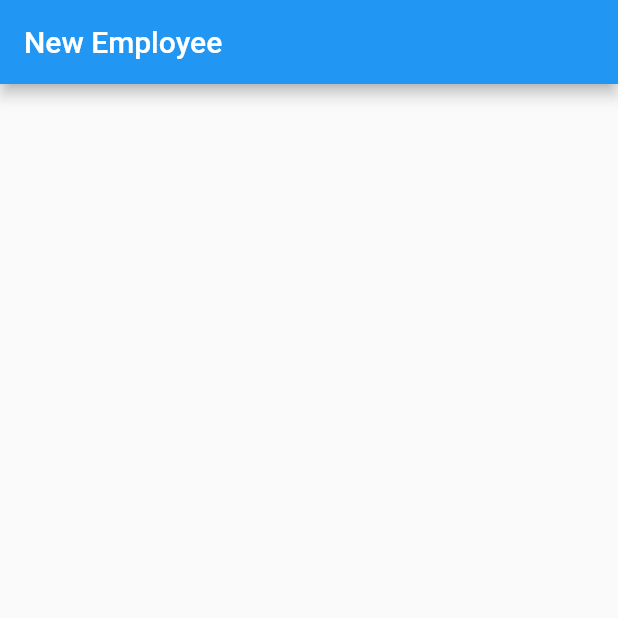
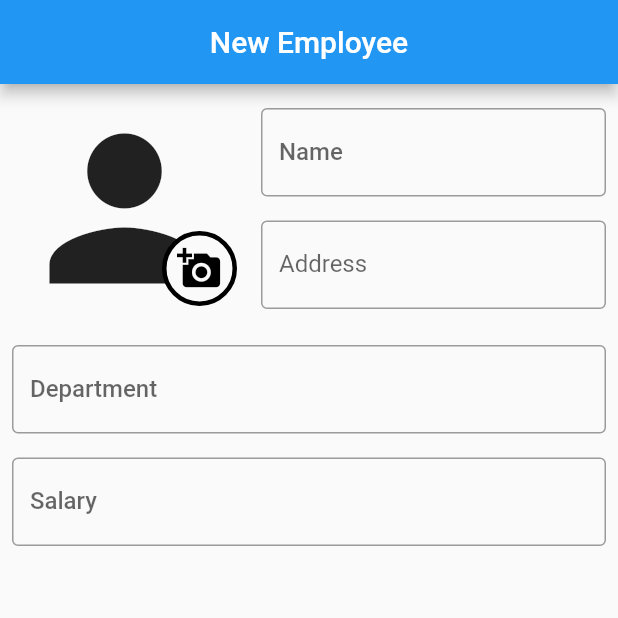
Before and after one commit to zahradjan/employee-view-app, a Flutter app: the screen it shows after launch, after a tap on the "add" icon, on a phone screen of 412 x 824 dp, the top half of it. Run offline on Flutter 3.47's test engine with Material 2 defaults, Android fonts, the light colour scheme and no system bars; our stand-ins replace cached_network_image, floor, get, image_picker, sqflite; accounts and stored records are empty; generated files the repository leaves out were written again.

Commit message:
Image picker functional new employee layout done

```diff
--- a/lib/controllers/employees_controller.dart
+++ b/lib/controllers/employees_controller.dart
@@ -11,6 +11,15 @@ class EmployeesController extends GetxController {
   EmployeeProvider employeeProvider = EmployeeProvider();
   EmployeeDao? employeeDao;
   var isDataFetching = false.obs;
+
+  var isImagePathSet = false.obs;
+  var imagePath = "".obs;
+
+  void setProfileImagePath(String path) {
+    imagePath.value = path;
+    isImagePathSet.value = true;
+  }
+
   @override
   Future<void> onInit() async {
     super.onInit();
--- /dev/null
+++ b/lib/screens/components/employee_img_picker.dart
@@ -0,0 +1,72 @@
+import 'dart:io';
+import 'dart:async';
+import 'package:flutter/cupertino.dart';
+import 'package:flutter/material.dart';
+import 'package:flutter/services.dart';
+import 'package:flutter/src/foundation/key.dart';
+import 'package:flutter/src/widgets/framework.dart';
+import 'package:get/get.dart';
+import 'package:image_picker/image_picker.dart';
+import 'package:mobilesoft_flutter_test/controllers/employees_controller.dart';
+
+// : FileImage(File(employeesController.profilePicPath.value))
+class EmployeeImagePicker extends StatelessWidget {
+  EmployeeImagePicker({Key? key}) : super(key: key);
+  File? pickedFile;
+  ImagePicker imagePicker = ImagePicker();
+  EmployeesController employeesController = Get.find();
+  Future<void> pickImage() async {
+    try {
+      var image = await imagePicker.pickImage(source: ImageSource.camera);
+      if (image == null) return;
+      employeesController.setProfileImagePath(image.path);
+    } on PlatformException catch (e) {
+      //TODO:Show snackbar
+      print("Failed to pick image $e");
+    }
+  }
+
+  @override
+  Widget build(BuildContext context) {
+    return InkWell(
+      onTap: () async {
+        pickImage();
+        print("Tap");
+      },
+      child: Stack(
+        children: [
+          Obx(() => SizedBox(
+              width: 150,
+              height: 150,
+              child: employeesController.isImagePathSet.value != true
+                  ? Icon(Icons.person, size: 150)
+                  : Image.file(File(employeesController.imagePath.value)))),
+          AddPhotoWidget()
+        ],
+      ),
+    );
+  }
+}
+
+class AddPhotoWidget extends StatelessWidget {
+  const AddPhotoWidget({
+    Key? key,
+  }) : super(key: key);
+
+  @override
+  Widget build(BuildContext context) {
+    return Positioned(
+      top: 90,
+      right: 0,
+      child: Container(
+        height: 50,
+        width: 50,
+        decoration: BoxDecoration(
+            shape: BoxShape.circle,
+            border: Border.all(width: 3),
+            color: Theme.of(context).scaffoldBackgroundColor),
+        child: Icon(Icons.add_a_photo, size: 30.0, color: Colors.black),
+      ),
+    );
+  }
+}
--- a/lib/screens/employees_view_screen.dart
+++ b/lib/screens/employees_view_screen.dart
@@ -58,7 +58,7 @@ AppBar buildAppBar() {
           alignment: Alignment.centerLeft,
           iconSize: 50,
           onPressed: () {
-            Get.to(() => const NewEmployeeCard());
+            Get.to(() => NewEmployeeCard());
           },
           icon: const Icon(
             Icons.add,
--- a/lib/screens/new_employee_card.dart
+++ b/lib/screens/new_employee_card.dart
@@ -1,6 +1,8 @@
 import 'package:flutter/material.dart';
 import 'package:flutter/src/foundation/key.dart';
 import 'package:flutter/src/widgets/framework.dart';
+import 'package:get/get.dart';
+import 'package:mobilesoft_flutter_test/screens/components/employee_img_picker.dart';
 
 class NewEmployeeCard extends StatefulWidget {
   const NewEmployeeCard({Key? key}) : super(key: key);
@@ -14,7 +16,92 @@ class _NewEmployeeCardState extends State<NewEmployeeCard> {
   Widget build(BuildContext context) {
     return Scaffold(
       appBar: AppBar(
-          automaticallyImplyLeading: false, title: const Text("New Employee")),
+          centerTitle: true,
+          automaticallyImplyLeading: false,
+          title: const Text("New Employee")),
+      body: Column(children: [
+        Column(
+          children: [
+            Row(
+              crossAxisAlignment: CrossAxisAlignment.center,
+              mainAxisAlignment: MainAxisAlignment.start,
+              children: [
+                Padding(
+                  padding: const EdgeInsets.all(8.0),
+                  child: EmployeeImagePicker(),
+                ),
+                Flexible(
+                  child: Column(
+                    children: [
+                      Padding(
+                        padding: const EdgeInsets.all(8.0),
+                        child: TextField(
+                          decoration: InputDecoration(
+                            border: OutlineInputBorder(),
+                            labelText: 'Name',
+                          ),
+                          style: TextStyle(
+                            fontSize: 16,
+                            fontWeight: FontWeight.w500,
+                          ),
+                        ),
+                      ),
+                      Padding(
+                        padding: const EdgeInsets.all(8.0),
+                        child: TextField(
+                            decoration: InputDecoration(
+                              border: OutlineInputBorder(),
+                              labelText: 'Address',
+                            ),
+                            minLines: 1,
+                            style: TextStyle(fontSize: 16)),
+                      ),
+                    ],
+                  ),
+                ),
+              ],
+            ),
+          ],
+        ),
+        Padding(
+          padding: const EdgeInsets.all(8.0),
+          child: Row(
+            children: [
+              Expanded(
+                child: TextField(
+                  decoration: InputDecoration(
+                    border: OutlineInputBorder(),
+                    labelText: 'Department',
+                  ),
+                  style: TextStyle(
+                    fontSize: 16,
+                    fontWeight: FontWeight.w500,
+                  ),
+                ),
+              ),
+            ],
+          ),
+        ),
+        Padding(
+          padding: const EdgeInsets.all(8.0),
+          child: Row(
+            children: [
+              Expanded(
+                child: TextField(
+                  decoration: InputDecoration(
+                    border: OutlineInputBorder(),
+                    labelText: 'Salary',
+                  ),
+                  style: TextStyle(
+                    fontSize: 16,
+                    fontWeight: FontWeight.w500,
+                  ),
+                ),
+              ),
+            ],
+          ),
+        )
+      ]),
     );
   }
 }
--- a/pubspec.yaml
+++ b/pubspec.yaml
@@ -36,6 +36,7 @@ dependencies:
   get: ^4.6.5
   floor: ^1.3.0
   cached_network_image: ^3.2.1
+  image_picker: ^0.8.5+3
 
 dev_dependencies:
   flutter_test:
```
Also changed, not shown: pubspec.lock, 2 other files.
